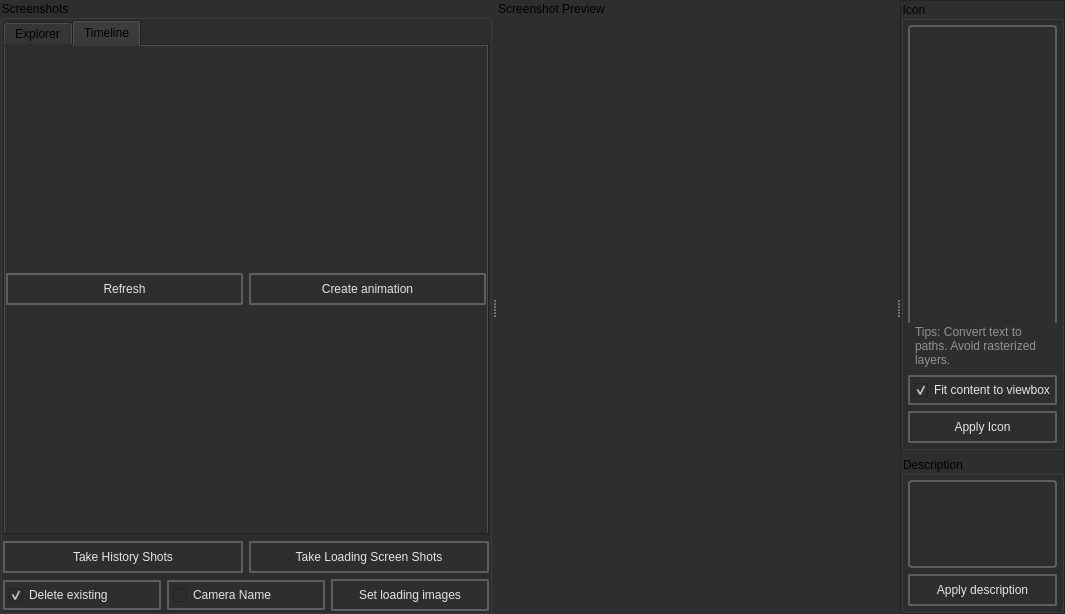
dertwist/Hammer5Tools, file Hammer5ToolsGUI/gui/editors/loading_editor/main.ui: the form before one commit.
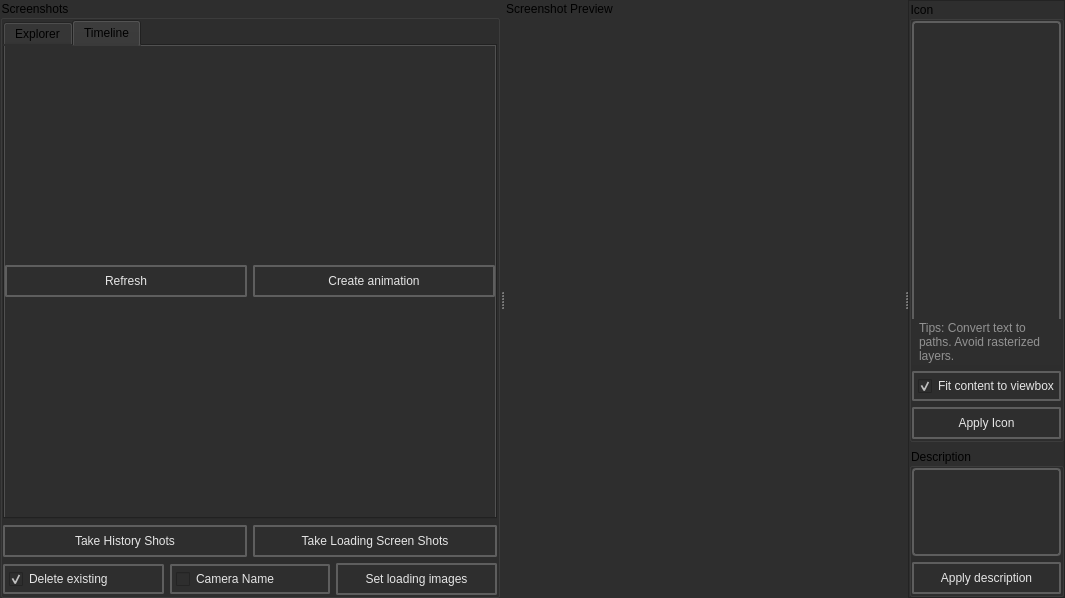
The form after the commit. The open tabs and pages were chosen to show the change. Icons and pictures are not drawn.

The edit to the form file:
```diff
--- a/Hammer5ToolsGUI/gui/editors/loading_editor/main.ui
+++ b/Hammer5ToolsGUI/gui/editors/loading_editor/main.ui
@@ -130,16 +130,16 @@
            </attribute>
            <layout class="QVBoxLayout" name="verticalLayout_9">
             <property name="leftMargin">
-             <number>1</number>
+             <number>0</number>
             </property>
             <property name="topMargin">
-             <number>4</number>
+             <number>0</number>
             </property>
             <property name="rightMargin">
-             <number>1</number>
+             <number>0</number>
             </property>
             <property name="bottomMargin">
-             <number>4</number>
+             <number>0</number>
             </property>
             <item>
              <layout class="QHBoxLayout" name="horizontalLayout_6">
@@ -615,13 +615,13 @@
           <number>0</number>
          </property>
          <property name="topMargin">
-          <number>4</number>
+          <number>0</number>
          </property>
          <property name="rightMargin">
           <number>0</number>
          </property>
          <property name="bottomMargin">
-          <number>4</number>
+          <number>0</number>
          </property>
         </layout>
        </widget>
@@ -658,16 +658,16 @@
            </property>
            <layout class="QVBoxLayout" name="verticalLayout_4">
             <property name="leftMargin">
-             <number>4</number>
+             <number>0</number>
             </property>
             <property name="topMargin">
-             <number>4</number>
+             <number>0</number>
             </property>
             <property name="rightMargin">
-             <number>4</number>
+             <number>0</number>
             </property>
             <property name="bottomMargin">
-             <number>4</number>
+             <number>0</number>
             </property>
             <item>
              <widget class="QFrame" name="svg_icon_frame">
@@ -831,16 +831,16 @@
            </property>
            <layout class="QVBoxLayout" name="verticalLayout_2">
             <property name="leftMargin">
-             <number>4</number>
+             <number>0</number>
             </property>
             <property name="topMargin">
-             <number>4</number>
+             <number>0</number>
             </property>
             <property name="rightMargin">
-             <number>4</number>
+             <number>0</number>
             </property>
             <property name="bottomMargin">
-             <number>4</number>
+             <number>0</number>
             </property>
             <item>
              <widget class="QPlainTextEdit" name="PlainTextEdit_Description_2">
```
Left out of the diff: 4 changed lines with no effect on the pictures.
